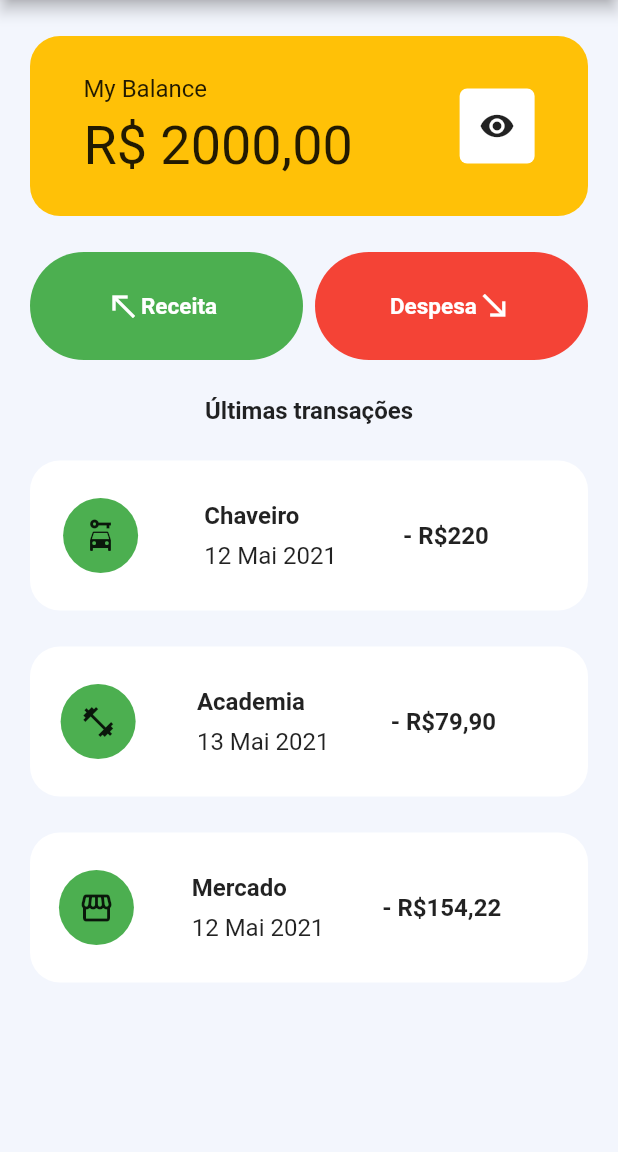
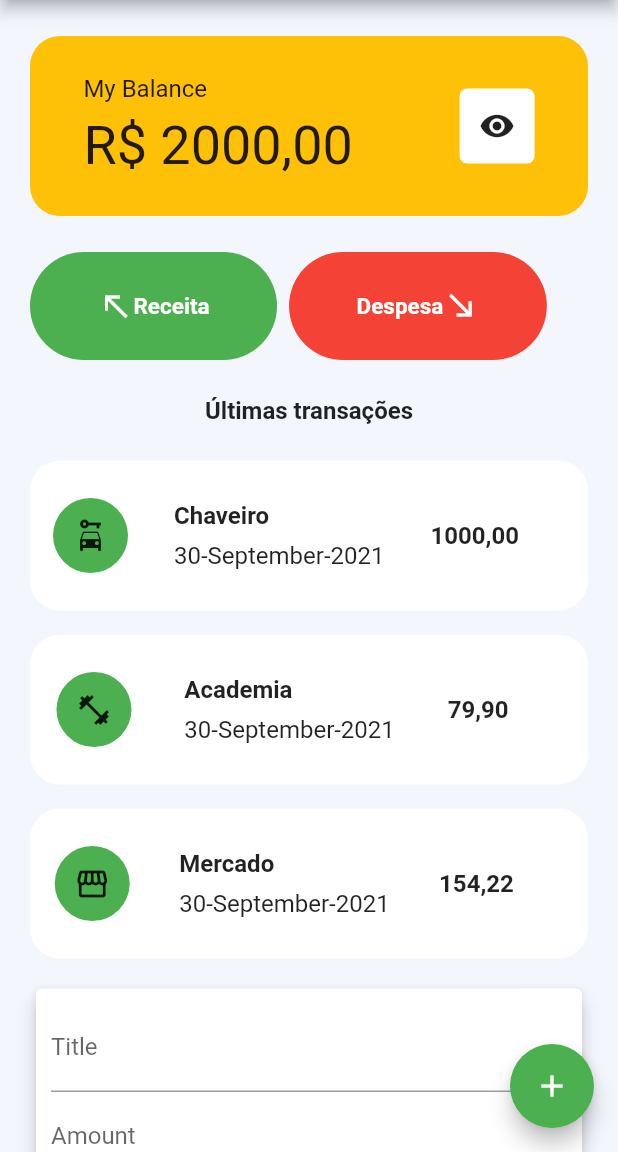
Before and after one commit to freddymtd/app.mobile.flutter-expenses-app-ui, a Flutter app: the screen it shows after launch, on a phone screen of 412 x 824 dp, the part 84-1236 px from its top. Run offline on Flutter 3.47's test engine with Material 2 defaults, Android fonts, the phone set to English and light mode, and no system bars; our stand-ins replace google_fonts.

Commit message:
Componentização de transaction e adicionar transação

```diff
--- a/lib/main.dart
+++ b/lib/main.dart
@@ -12,7 +12,6 @@ class MyApp extends StatelessWidget {
     return MaterialApp(
       theme: ThemeData(
         primaryColor: primaryColor,
-        accentColor: primaryColor,
       ),
       debugShowCheckedModeBanner: false,
       title: 'Expenses App',
--- /dev/null
+++ b/lib/models/transaction.dart
@@ -0,0 +1,18 @@
+import 'package:flutter/foundation.dart';
+import 'package:flutter/material.dart';
+
+class Transaction {
+  final String id;
+  final String title;
+  final double amount;
+  final DateTime date;
+  final Icon icon;
+
+  Transaction({
+    @required this.id,
+    @required this.title,
+    @required this.amount,
+    @required this.date,
+    @required this.icon,
+  });
+}
--- /dev/null
+++ b/lib/repositories/transactions_repository.dart
@@ -0,0 +1,25 @@
+import 'package:expenses_app/models/transaction.dart';
+import 'package:flutter/material.dart';
+
+class TransactionRepository {
+  static List<Transaction> transactions = [
+    Transaction(
+        id: 't1',
+        title: 'Chaveiro',
+        amount: 1000.002,
+        date: DateTime.now(),
+        icon: Icon(Icons.car_rental)),
+    Transaction(
+        id: 't2',
+        title: 'Academia',
+        amount: 79.903,
+        date: DateTime.now(),
+        icon: Icon(Icons.fitness_center)),
+    Transaction(
+        id: 't3',
+        title: 'Mercado',
+        amount: 154.220,
+        date: DateTime.now(),
+        icon: Icon(Icons.storefront)),
+  ];
+}
--- a/lib/screens/home_screen.dart
+++ b/lib/screens/home_screen.dart
@@ -1,8 +1,16 @@
 import 'package:expenses_app/constant.dart';
+
+import 'package:expenses_app/screens/widgets/user_transactions.dart';
+
 import 'package:flutter/material.dart';
 import 'package:google_fonts/google_fonts.dart';
 
-class HomeScreen extends StatelessWidget {
+class HomeScreen extends StatefulWidget {
+  @override
+  State<HomeScreen> createState() => _HomeScreenState();
+}
+
+class _HomeScreenState extends State<HomeScreen> {
   @override
   Widget build(BuildContext context) {
     return Scaffold(
@@ -20,14 +28,16 @@ class HomeScreen extends StatelessWidget {
           )
         ],
       ),
-      body: Padding(
+      body: SingleChildScrollView(
+        child: Padding(
           padding: const EdgeInsets.symmetric(horizontal: 20),
           child: Column(
             children: [
               SizedBox(height: 24),
               Container(
                 decoration: BoxDecoration(
-                  borderRadius: BorderRadius.circular(20), color: Colors.amber),
+                    borderRadius: BorderRadius.circular(20),
+                    color: Colors.amber),
                 width: MediaQuery.of(context).size.width,
                 height: 120,
                 child: Row(
@@ -62,15 +72,14 @@ class HomeScreen extends StatelessWidget {
               SizedBox(height: 24),
               Row(
                 children: [
-                Expanded(
-                  flex: 1,
+                  InkWell(
                     child: Container(
                       height: 72,
                       decoration: BoxDecoration(
                           borderRadius: BorderRadius.circular(50),
                           color: Colors.green),
                       child: Padding(
-                      padding: const EdgeInsets.symmetric(horizontal: 50),
+                        padding: const EdgeInsets.symmetric(horizontal: 45),
                         child: Row(
                           children: [
                             Icon(Icons.north_west, color: Colors.white),
@@ -88,15 +97,14 @@ class HomeScreen extends StatelessWidget {
                     ),
                   ),
                   SizedBox(width: 8),
-                Expanded(
-                  flex: 1,
+                  InkWell(
                     child: Container(
                       height: 72,
                       decoration: BoxDecoration(
                           borderRadius: BorderRadius.circular(50),
                           color: Colors.red),
                       child: Padding(
-                      padding: const EdgeInsets.symmetric(horizontal: 50),
+                        padding: const EdgeInsets.symmetric(horizontal: 45),
                         child: Row(
                           children: [
                             Text(
@@ -123,130 +131,15 @@ class HomeScreen extends StatelessWidget {
                 ),
               ),
               SizedBox(height: 24),
-            Container(
-              decoration: BoxDecoration(
-                  borderRadius: BorderRadius.circular(20), color: Colors.white),
-              width: MediaQuery.of(context).size.width,
-              height: 100,
-              child: Row(
-                mainAxisAlignment: MainAxisAlignment.spaceAround,
-                children: [
-                  Container(
-                    height: 50,
-                    width: 50,
-                    decoration: BoxDecoration(
-                        borderRadius: BorderRadius.circular(50),
-                        color: Colors.green),
-                    child: Icon(Icons.car_rental),
-                  ),
-                  Column(
-                    mainAxisAlignment: MainAxisAlignment.center,
-                    crossAxisAlignment: CrossAxisAlignment.start,
-                    children: [
-                      Text(
-                        "Chaveiro",
-                        style: TextStyle(
-                            fontSize: 16, fontWeight: FontWeight.bold),
-                      ),
-                      SizedBox(height: 8),
-                      Text(
-                        "12 Mai 2021",
-                        style: TextStyle(fontSize: 16),
-                      )
-                    ],
-                  ),
-                  Text(
-                    "- R\$220",
-                    style: TextStyle(fontSize: 16, fontWeight: FontWeight.bold),
-                  ),
-                  SizedBox(height: 8),
+              UserTransactions(),
             ],
           ),
         ),
-            SizedBox(height: 24),
-            Container(
-              decoration: BoxDecoration(
-                  borderRadius: BorderRadius.circular(20), color: Colors.white),
-              width: MediaQuery.of(context).size.width,
-              height: 100,
-              child: Row(
-                mainAxisAlignment: MainAxisAlignment.spaceAround,
-                children: [
-                  Container(
-                    height: 50,
-                    width: 50,
-                    decoration: BoxDecoration(
-                        borderRadius: BorderRadius.circular(50),
-                        color: Colors.green),
-                    child: Icon(Icons.fitness_center),
       ),
-                  Column(
-                    mainAxisAlignment: MainAxisAlignment.center,
-                    crossAxisAlignment: CrossAxisAlignment.start,
-                    children: [
-                      Text(
-                        "Academia",
-                        style: TextStyle(
-                            fontSize: 16, fontWeight: FontWeight.bold),
-                      ),
-                      SizedBox(height: 8),
-                      Text(
-                        "13 Mai 2021",
-                        style: TextStyle(fontSize: 16),
-                      )
-                    ],
-                  ),
-                  Text(
-                    "- R\$79,90",
-                    style: TextStyle(fontSize: 16, fontWeight: FontWeight.bold),
-                  ),
-                  SizedBox(height: 8),
-                ],
-              ),
-            ),
-            SizedBox(height: 24),
-            Container(
-              decoration: BoxDecoration(
-                  borderRadius: BorderRadius.circular(20), color: Colors.white),
-              width: MediaQuery.of(context).size.width,
-              height: 100,
-              child: Row(
-                mainAxisAlignment: MainAxisAlignment.spaceAround,
-                children: [
-                  Container(
-                    height: 50,
-                    width: 50,
-                    decoration: BoxDecoration(
-                        borderRadius: BorderRadius.circular(50),
-                        color: Colors.green),
-                    child: Icon(Icons.storefront),
-                  ),
-                  Column(
-                    mainAxisAlignment: MainAxisAlignment.center,
-                    crossAxisAlignment: CrossAxisAlignment.start,
-                    children: [
-                      Text(
-                        "Mercado",
-                        style: TextStyle(
-                            fontSize: 16, fontWeight: FontWeight.bold),
-                      ),
-                      SizedBox(height: 8),
-                      Text(
-                        "12 Mai 2021",
-                        style: TextStyle(fontSize: 16),
-                      )
-                    ],
-                  ),
-                  Text(
-                    "- R\$154,22",
-                    style: TextStyle(fontSize: 16, fontWeight: FontWeight.bold),
-                  ),
-                  SizedBox(height: 8),
-                ],
-              ),
-            ),
-          ],
-        ),
+      floatingActionButton: FloatingActionButton(
+        onPressed: () {},
+        child: const Icon(Icons.add),
+        backgroundColor: Colors.green,
       ),
     );
   }
--- /dev/null
+++ b/lib/screens/widgets/new_transaction.dart
@@ -0,0 +1,42 @@
+import 'package:flutter/material.dart';
+
+class NewTransaction extends StatelessWidget {
+  final Function addTx;
+  final titleController = TextEditingController();
+  final amountController = TextEditingController();
+  final dataController = TextEditingController();
+
+  NewTransaction(this.addTx);
+  @override
+  Widget build(BuildContext context) {
+    return Card(
+      child: Container(
+          padding: EdgeInsets.all(10),
+          child: Column(
+            children: [
+              TextField(
+                controller: titleController,
+                decoration: InputDecoration(labelText: 'Title'),
+              ),
+              TextField(
+                  controller: amountController,
+                  decoration: InputDecoration(labelText: 'Amount'),
+                  keyboardType: TextInputType.numberWithOptions(
+                      signed: true, decimal: true)),
+              TextField(
+                decoration: InputDecoration(labelText: 'Date'),
+                keyboardType: TextInputType.datetime,
+              ),
+              ElevatedButton(
+                onPressed: () {
+                  addTx(titleController.text,
+                      double.parse(amountController.text));
+                },
+                child: Text('Adicionar'),
+              ),
+            ],
+          )),
+      elevation: 5,
+    );
+  }
+}
--- /dev/null
+++ b/lib/screens/widgets/transactions_list.dart
@@ -0,0 +1,61 @@
+import 'package:expenses_app/models/transaction.dart';
+import 'package:flutter/material.dart';
+import 'package:intl/intl.dart';
+
+class TransactionList extends StatelessWidget {
+  final f = NumberFormat('###.00', 'pt_BR');
+  final List<Transaction> transactions;
+
+  TransactionList(this.transactions);
+
+  @override
+  Widget build(BuildContext context) {
+    return Column(
+      children: transactions.map((txItem) {
+        return Padding(
+          padding: const EdgeInsets.only(bottom: 16.0),
+          child: Container(
+            decoration: BoxDecoration(
+                borderRadius: BorderRadius.circular(20), color: Colors.white),
+            width: MediaQuery.of(context).size.width,
+            height: 100,
+            child: Row(
+              mainAxisAlignment: MainAxisAlignment.spaceAround,
+              children: [
+                Container(
+                  height: 50,
+                  width: 50,
+                  decoration: BoxDecoration(
+                      borderRadius: BorderRadius.circular(50),
+                      color: Colors.green),
+                  child: txItem.icon,
+                ),
+                Column(
+                  mainAxisAlignment: MainAxisAlignment.center,
+                  crossAxisAlignment: CrossAxisAlignment.start,
+                  children: [
+                    Text(
+                      txItem.title,
+                      style:
+                          TextStyle(fontSize: 16, fontWeight: FontWeight.bold),
+                    ),
+                    SizedBox(height: 8),
+                    Text(
+                      DateFormat('dd-MMMM-yyyy').format(txItem.date),
+                      style: TextStyle(fontSize: 16),
+                    )
+                  ],
+                ),
+                Text(
+                  "${f.format(txItem.amount)}",
+                  style: TextStyle(fontSize: 16, fontWeight: FontWeight.bold),
+                ),
+                SizedBox(height: 25),
+              ],
+            ),
+          ),
+        );
+      }).toList(),
+    );
+  }
+}
--- /dev/null
+++ b/lib/screens/widgets/user_transactions.dart
@@ -0,0 +1,39 @@
+import 'dart:math';
+
+import 'package:expenses_app/models/transaction.dart';
+import 'package:expenses_app/repositories/transactions_repository.dart';
+import 'package:expenses_app/screens/widgets/new_transaction.dart';
+import 'package:expenses_app/screens/widgets/transactions_list.dart';
+import 'package:flutter/material.dart';
+
+class UserTransactions extends StatefulWidget {
+  @override
+  State<UserTransactions> createState() => _UserTransactionsState();
+}
+
+class _UserTransactionsState extends State<UserTransactions> {
+  final _userTransactions = TransactionRepository.transactions;
+
+  void _addNewTransaction(String txTitle, double txAmount) {
+    final newTx = Transaction(
+      id: Random().nextInt(101).toString(),
+      title: txTitle,
+      amount: txAmount,
+      date: DateTime.now(),
+      icon: Icon(Icons.air),
+    );
+    setState(() {
+      _userTransactions.add(newTx);
+    });
+  }
+
+  @override
+  Widget build(BuildContext context) {
+    return Column(
+      children: [
+        TransactionList(_userTransactions),
+        NewTransaction(_addNewTransaction),
+      ],
+    );
+  }
+}
--- a/pubspec.yaml
+++ b/pubspec.yaml
@@ -30,6 +30,7 @@ dependencies:
   cupertino_icons: ^1.0.2
   google_fonts: ^2.0.0
   flutter_svg: ^0.22.0
+  intl: ^0.17.0
 
 dev_dependencies:
   flutter_test:
```
Also changed, not shown: pubspec.lock, 5 other files. Lines whose indentation alone changed are shown as unchanged.
